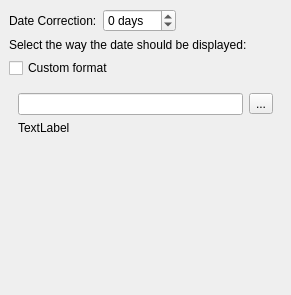
KDE/krita, file plugins/variables/FixedDateFormat.ui: the form before one commit.
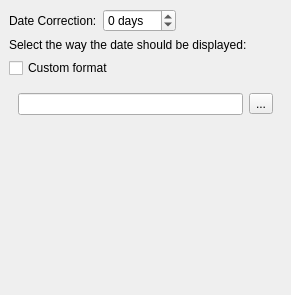
The form after the commit. The open tabs and pages were chosen to show the change.

Commit message:
remove placeholder texts from ui files
CMAIL: koffice-devel@kde.org

Patch:
```diff
--- a/plugins/variables/FixedDateFormat.ui
+++ b/plugins/variables/FixedDateFormat.ui
@@ -131,7 +131,7 @@
        <item>
         <widget class="QLabel" name="label_3" >
          <property name="text" >
-          <string>TextLabel</string>
+          <string/>
          </property>
         </widget>
        </item>
```
The commit also changes 2 other files.
